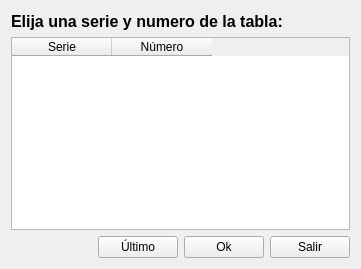
radtek/manager, file Venta/ventasnselector.ui: the form before one commit.
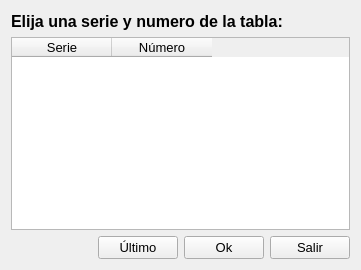
The form after the commit.

The edit to the form file:
```diff
--- a/Venta/ventasnselector.ui
+++ b/Venta/ventasnselector.ui
@@ -7,7 +7,7 @@
     <x>0</x>
     <y>0</y>
     <width>361</width>
-    <height>269</height>
+    <height>270</height>
    </rect>
   </property>
   <property name="windowTitle">
@@ -47,6 +47,11 @@
    </item>
    <item>
     <widget class="QTableWidget" name="tableWidget">
+     <property name="font">
+      <font>
+       <pointsize>10</pointsize>
+      </font>
+     </property>
      <column>
       <property name="text">
        <string>Serie</string>
@@ -63,6 +68,11 @@
     <layout class="QGridLayout" name="gridLayout">
      <item row="0" column="4">
       <widget class="QPushButton" name="pushButton_salir">
+       <property name="font">
+        <font>
+         <pointsize>10</pointsize>
+        </font>
+       </property>
        <property name="text">
         <string>Salir</string>
        </property>
@@ -83,6 +93,11 @@
      </item>
      <item row="0" column="2">
       <widget class="QPushButton" name="pushButton_ultimo">
+       <property name="font">
+        <font>
+         <pointsize>10</pointsize>
+        </font>
+       </property>
        <property name="text">
         <string>Último</string>
        </property>
@@ -90,6 +105,11 @@
      </item>
      <item row="0" column="3">
       <widget class="QPushButton" name="pushButton_ok">
+       <property name="font">
+        <font>
+         <pointsize>10</pointsize>
+        </font>
+       </property>
        <property name="text">
         <string>Ok</string>
        </property>
```
